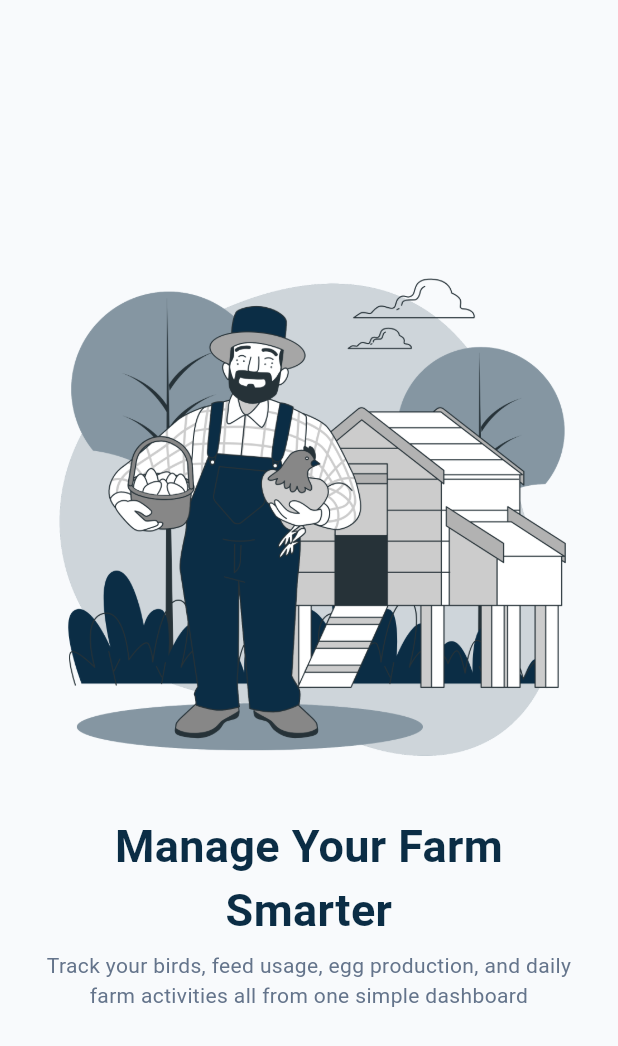
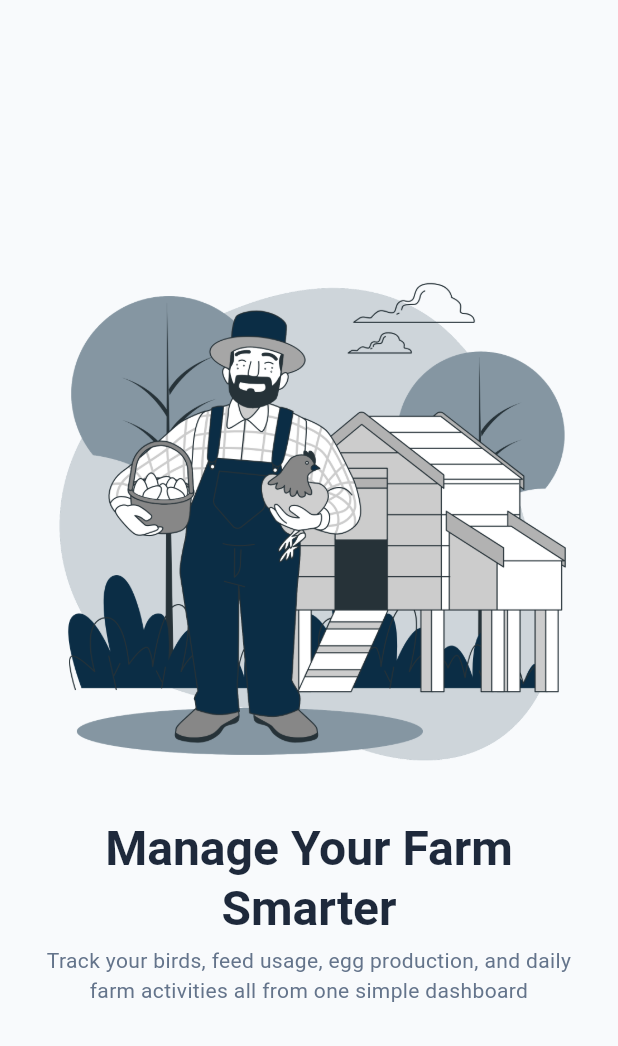
Before and after one commit to MADAkwasi/flock-pilot, a Flutter app: the OnboardingAssets widget shown alone on an empty page, opened directly, on a phone screen of 412 x 824 dp. Shown: the top 1046 px of the screen. Run offline on Flutter 3.47's test engine with Material 3 defaults, Android fonts, the phone set to English and light mode, and no system bars; our stand-ins replace font_awesome_flutter, go_router.

Commit message:
feat(app): enable dynamic theme-ing

```diff
--- a/lib/core/theme/app_theme.dart
+++ b/lib/core/theme/app_theme.dart
@@ -83,6 +83,11 @@ class AppTheme {
         borderSide: const BorderSide(color: AppColors.secondary, width: 2),
       ),
     ),
+
+    floatingActionButtonTheme: FloatingActionButtonThemeData(
+      backgroundColor: AppColors.primary,
+      foregroundColor: Colors.white,
+    ),
   );
 
   // =========================
@@ -164,5 +169,10 @@ class AppTheme {
         borderSide: const BorderSide(color: AppColors.darkSecondary, width: 2),
       ),
     ),
+
+    floatingActionButtonTheme: FloatingActionButtonThemeData(
+      backgroundColor: AppColors.darkSecondary,
+      foregroundColor: Colors.white,
+    ),
   );
 }
--- a/lib/features/onboarding/presentation/widgets/onboarding_assets.dart
+++ b/lib/features/onboarding/presentation/widgets/onboarding_assets.dart
@@ -1,5 +1,3 @@
-import 'package:flock_pilot/core/constants/app_constants.dart';
-import 'package:flock_pilot/core/theme/app_colors.dart';
 import 'package:flutter/material.dart';
 
 class OnboardingAssets extends StatelessWidget {
@@ -25,14 +23,14 @@ class OnboardingAssets extends StatelessWidget {
           SizedBox(height: 20),
           Text(
             heading,
-            style: kAppHeadingTextStyle,
+            style: Theme.of(context).textTheme.headlineLarge,
             textAlign: TextAlign.center,
           ),
           SizedBox(height: 5),
           Text(
             description ?? '',
             textAlign: TextAlign.center,
-            style: TextStyle(color: AppColors.textSecondary),
+            style: Theme.of(context).textTheme.bodyMedium,
           ),
         ],
       ),
--- a/lib/shared/widgets/floating_button.dart
+++ b/lib/shared/widgets/floating_button.dart
@@ -1,4 +1,3 @@
-import 'package:flock_pilot/core/theme/app_colors.dart';
 import 'package:flutter/material.dart';
 
 class FloatingButton extends StatelessWidget {
@@ -16,9 +15,6 @@ class FloatingButton extends StatelessWidget {
     return FloatingActionButton(
       onPressed: handlePress,
       shape: CircleBorder(),
-      foregroundColor: AppColors.surface,
-      backgroundColor: AppColors.primary,
-      elevation: 20,
       child: icon,
     );
   }
```
Also changed, not shown: lib/features/auth/presentation/screens/login_screen.dart (+3 -4 lines), lib/features/auth/presentation/screens/registration_screen.dart (+6 -7 lines), lib/shared/widgets/form_input_text_field.dart (+1 -8 lines), lib/shared/widgets/primary_button.dart (+0 -8 lines), lib/shared/widgets/secondary_button.dart (+0 -13 lines).
